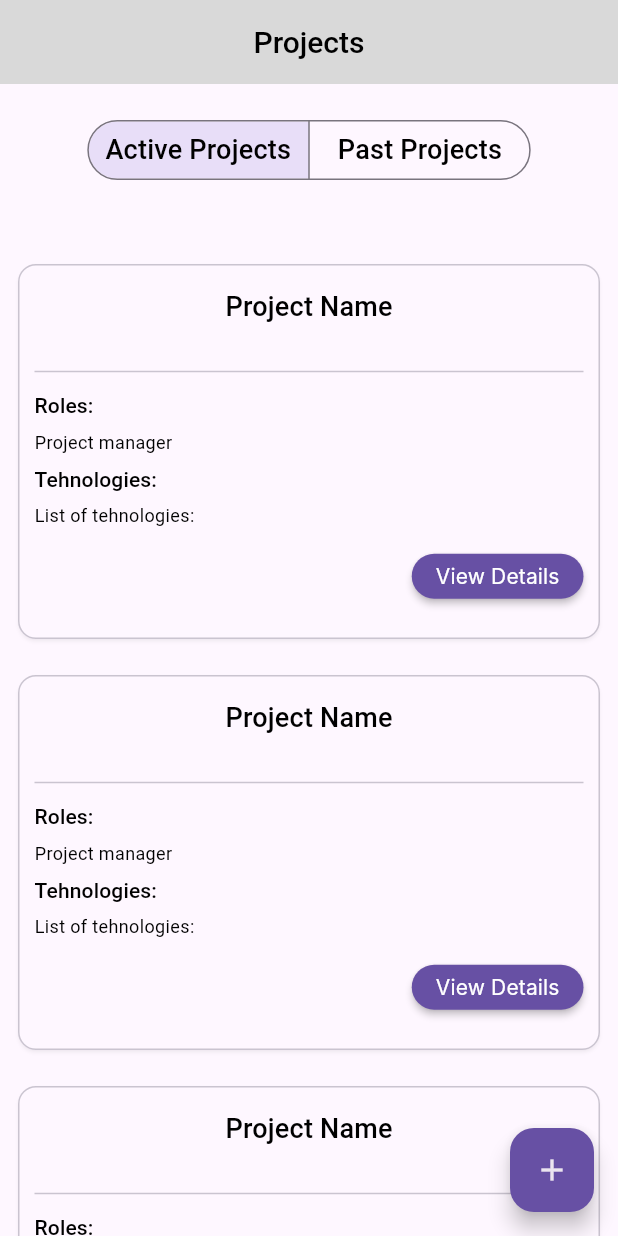
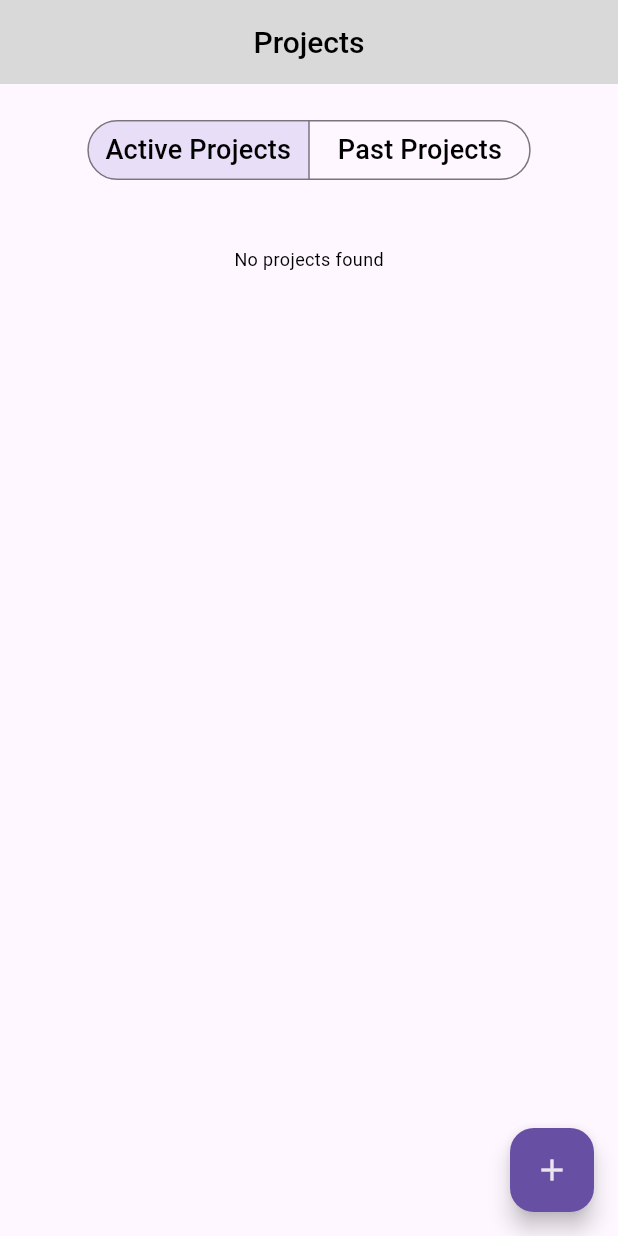
Before and after one commit to jorjegxg/TeamFinderOmnipix, a Flutter app: the ProjectsMainScreen screen opened by its route, on a phone screen of 412 x 824 dp. Run offline on Flutter 3.47's test engine with Material 3 defaults, Android fonts, the phone set to English and light mode, and no system bars; our stand-ins replace bloc, cloud_firestore, dartz, dio, equatable, flutter_bloc and 9 more; accounts and stored records are empty; Roboto replaces fonts that are missing (Inter).

Commit message:
feat : your projects controller

```diff
--- a/lib/features/project_pages/data/repositories/project_repo_impl.dart
+++ b/lib/features/project_pages/data/repositories/project_repo_impl.dart
@@ -1,7 +1,10 @@
+import 'package:injectable/injectable.dart';
+import 'package:team_finder_app/features/auth/domain/repositories/auth_repo.dart';
 import 'package:team_finder_app/features/project_pages/data/models/project_model.dart';
 import 'package:team_finder_app/features/project_pages/domain/repositories/project_repo.dart';
 import 'package:team_finder_app/core/exports/rest_imports.dart';
 
+@LazySingleton(as: ProjectRepo)
 class ProjectRepoImpl extends ProjectRepo {
   @override
   Future<Either<Failure<String>, List<ProjectModel>>>
--- a/lib/features/project_pages/domain/entities/project_entity.dart
+++ b/lib/features/project_pages/domain/entities/project_entity.dart
@@ -3,11 +3,13 @@ class ProjectEntity {
   final String name;
   final List<String> roles;
   final List<String> technologies;
+  final String projectManager;
 
   ProjectEntity({
     required this.id,
     required this.name,
     required this.roles,
     required this.technologies,
+    required this.projectManager,
   });
 }
--- a/lib/features/project_pages/presentation/bloc/project_pages_bloc.dart
+++ /dev/null
@@ -1,22 +0,0 @@
-import 'package:bloc/bloc.dart';
-import 'package:equatable/equatable.dart';
-import 'package:injectable/injectable.dart';
-import 'package:team_finder_app/features/project_pages/domain/entities/project_entity.dart';
-import 'package:team_finder_app/features/project_pages/domain/usecases/projects_usecase.dart';
-
-part 'project_pages_event.dart';
-part 'project_pages_state.dart';
-
-@injectable
-class ProjectPagesBloc extends Bloc<ProjectPagesEvent, ProjectPagesState> {
-  final ProjectsUsecase projectsUsecase;
-
-  ProjectPagesBloc(this.projectsUsecase) : super(ProjectPagesInitial()) {
-    on<GetProjectPages>(_onGetProjectPages);
-  }
-
-  Future<void> _onGetProjectPages(
-      GetProjectPages event, Emitter<ProjectPagesState> emit) async {
-    // emit(ProjectPagesLoaded(event.projects));
-  }
-}
--- a/lib/features/project_pages/presentation/bloc/project_pages_state.dart
+++ /dev/null
@@ -1,9 +0,0 @@
-part of 'project_pages_bloc.dart';
-
-abstract class ProjectPagesState extends Equatable {
-  const ProjectPagesState();
-
-  @override
-  List<Object> get props => [];
-}
-class ProjectPagesInitial extends ProjectPagesState {}
--- /dev/null
+++ b/lib/features/project_pages/presentation/bloc/projects_bloc.dart
@@ -0,0 +1,30 @@
+import 'package:bloc/bloc.dart';
+import 'package:equatable/equatable.dart';
+import 'package:injectable/injectable.dart';
+import 'package:team_finder_app/features/project_pages/domain/entities/project_entity.dart';
+import 'package:team_finder_app/features/project_pages/domain/usecases/projects_usecase.dart';
+
+part 'projects_event.dart';
+part 'projects_state.dart';
+
+@injectable
+class ProjectsBloc extends Bloc<ProjectsEvent, ProjectsState> {
+  final ProjectsUsecase projectsUsecase;
+
+  ProjectsBloc(this.projectsUsecase) : super(ProjectInitial()) {
+    on<GetProjectPages>(_onGetProjectPages);
+  }
+
+  Future<void> _onGetProjectPages(
+      GetProjectPages event, Emitter<ProjectsState> emit) async {
+    emit(ProjectsLoading());
+    (await projectsUsecase.getCurrentUserProjects()).fold(
+      (l) => emit(ProjectsError(l.message)),
+      (r) => r.isEmpty
+          ? emit(ProjectsEmpty())
+          : emit(
+              ProjectsLoaded(r),
+            ),
+    );
+  }
+}
--- a/lib/features/project_pages/presentation/bloc/project_pages_event.dart
+++ b/lib/features/project_pages/presentation/bloc/projects_event.dart
@@ -1,14 +1,14 @@
-part of 'project_pages_bloc.dart';
+part of 'projects_bloc.dart';
 
-abstract class ProjectPagesEvent extends Equatable {
-  const ProjectPagesEvent();
+abstract class ProjectsEvent extends Equatable {
+  const ProjectsEvent();
 
   @override
   List<Object> get props => [];
 }
 
 //o sa iau o lista de project entities
-class GetProjectPages extends ProjectPagesEvent {
+class GetProjectPages extends ProjectsEvent {
   final List<ProjectEntity> projects;
 
   const GetProjectPages(this.projects);
--- /dev/null
+++ b/lib/features/project_pages/presentation/bloc/projects_state.dart
@@ -0,0 +1,32 @@
+part of 'projects_bloc.dart';
+
+abstract class ProjectsState extends Equatable {
+  const ProjectsState();
+
+  @override
+  List<Object> get props => [];
+}
+
+class ProjectInitial extends ProjectsState {}
+
+class ProjectsLoaded extends ProjectsState {
+  final List<ProjectEntity> projects;
+
+  const ProjectsLoaded(this.projects);
+
+  @override
+  List<Object> get props => [projects];
+}
+
+class ProjectsError extends ProjectsState {
+  final String message;
+
+  const ProjectsError(this.message);
+
+  @override
+  List<Object> get props => [message];
+}
+
+class ProjectsLoading extends ProjectsState {}
+
+class ProjectsEmpty extends ProjectsState {}
--- a/lib/features/project_pages/presentation/pages/main_project_page.dart
+++ b/lib/features/project_pages/presentation/pages/main_project_page.dart
@@ -1,7 +1,10 @@
 import 'package:flutter/material.dart';
+import 'package:flutter_bloc/flutter_bloc.dart';
 import 'package:go_router/go_router.dart';
 import 'package:sizer/sizer.dart';
 import 'package:team_finder_app/core/routes/app_route_const.dart';
+import 'package:team_finder_app/core/util/snack_bar.dart';
+import 'package:team_finder_app/features/project_pages/presentation/bloc/projects_bloc.dart';
 import 'package:team_finder_app/features/project_pages/presentation/widgets/custom_segmented_button.dart';
 import 'package:team_finder_app/features/project_pages/presentation/widgets/project_widget.dart';
 
@@ -10,7 +13,13 @@ class ProjectsMainScreen extends StatelessWidget {
 
   @override
   Widget build(BuildContext context) {
-    return SafeArea(
+    return BlocListener<ProjectsBloc, ProjectsState>(
+      listener: (context, state) {
+        if (state is ProjectsError) {
+          showSnackBar(context, state.message);
+        }
+      },
+      child: SafeArea(
         child: Scaffold(
           floatingActionButton: FloatingActionButton(
             onPressed: () {
@@ -39,21 +48,43 @@ class ProjectsMainScreen extends StatelessWidget {
                   const SizedBox(
                     height: 40,
                   ),
-                Expanded(
+                  BlocBuilder<ProjectsBloc, ProjectsState>(
+                    builder: (context, state) {
+                      if (state is ProjectsLoading) {
+                        return const Center(
+                          child: CircularProgressIndicator(),
+                        );
+                      }
+
+                      if (state is ProjectsLoaded) {
+                        return Expanded(
                           child: ListView.builder(
-                      // physics: const NeverScrollableScrollPhysics(),
-                      // shrinkWrap: true,
-                      itemCount: 5,
+                            itemCount: state.projects.length,
                             itemBuilder: (context, index) {
-                        return const Padding(
-                          padding: EdgeInsets.all(8.0),
-                          child: ProjectWidget(),
+                              return ProjectWidget(
+                                projectEntity: state.projects[index],
                               );
-                      }),
+                            },
+                          ),
+                        );
+                      }
+
+                      if (state is ProjectsError) {
+                        return Center(
+                          child:
+                              Text('Error loading projects : ${state.message}'),
+                        );
+                      }
+
+                      return const Center(
+                        child: Text('No projects found'),
+                      );
+                    },
                   ),
                 ],
               );
             },
+          ),
         ),
       ),
     );
--- a/lib/features/project_pages/presentation/widgets/project_widget.dart
+++ b/lib/features/project_pages/presentation/widgets/project_widget.dart
@@ -1,8 +1,11 @@
 import 'package:flutter/material.dart';
 import 'package:team_finder_app/features/auth/presentation/widgets/register_button.dart';
+import 'package:team_finder_app/features/project_pages/domain/entities/project_entity.dart';
 
 class ProjectWidget extends StatelessWidget {
-  const ProjectWidget({super.key});
+  final ProjectEntity projectEntity;
+
+  const ProjectWidget({super.key, required this.projectEntity});
 
   @override
   Widget build(BuildContext context) {
@@ -26,7 +29,7 @@ class ProjectWidget extends StatelessWidget {
             crossAxisAlignment: CrossAxisAlignment.start,
             children: [
               Center(
-                child: Text('Project Name',
+                child: Text(projectEntity.name,
                     style: Theme.of(context).textTheme.titleMedium),
               ),
               const SizedBox(height: 10),
@@ -36,7 +39,7 @@ class ProjectWidget extends StatelessWidget {
                 style: Theme.of(context).textTheme.titleSmall,
               ),
               Text(
-                'Project manager',
+                'Project manager + ${projectEntity.projectManager}',
                 style: Theme.of(context).textTheme.bodyMedium,
               ),
               Text(
@@ -44,7 +47,7 @@ class ProjectWidget extends StatelessWidget {
                 style: Theme.of(context).textTheme.titleSmall,
               ),
               Text(
-                'List of tehnologies:',
+                projectEntity.technologies.map((e) => e).join(', '),
                 style: Theme.of(context).textTheme.bodyMedium,
               ),
               Align(
--- a/lib/main.dart
+++ b/lib/main.dart
@@ -6,6 +6,7 @@ import 'package:path_provider/path_provider.dart' as path_provider;
 import 'package:responsive_builder/responsive_builder.dart';
 
 import 'package:team_finder_app/features/auth/presentation/bloc/auth_bloc.dart';
+import 'package:team_finder_app/features/project_pages/presentation/bloc/projects_bloc.dart';
 import 'package:team_finder_app/injection.dart';
 import 'package:team_finder_app/core/routes/app_route_config.dart';
 import 'package:team_finder_app/core/util/theme.dart';
@@ -39,6 +40,9 @@ class MyApp extends StatelessWidget {
         BlocProvider(
           create: (context) => getIt<AuthBloc>(),
         ),
+        BlocProvider(
+          create: (context) => getIt<ProjectsBloc>(),
+        ),
       ],
       child: ResponsiveApp(
         builder: (context) {
```
Also changed, not shown: lib/core/util/snack_bar.dart (added, +10 -0 lines), lib/features/auth/presentation/widgets/login_page.dart (+4 -10 lines), lib/features/auth/presentation/widgets/register_screen.dart (+5 -13 lines), lib/features/project_pages/data/models/project_model.dart (+2 -19 lines), lib/injection.config.dart. Lines whose indentation alone changed are shown as unchanged.
